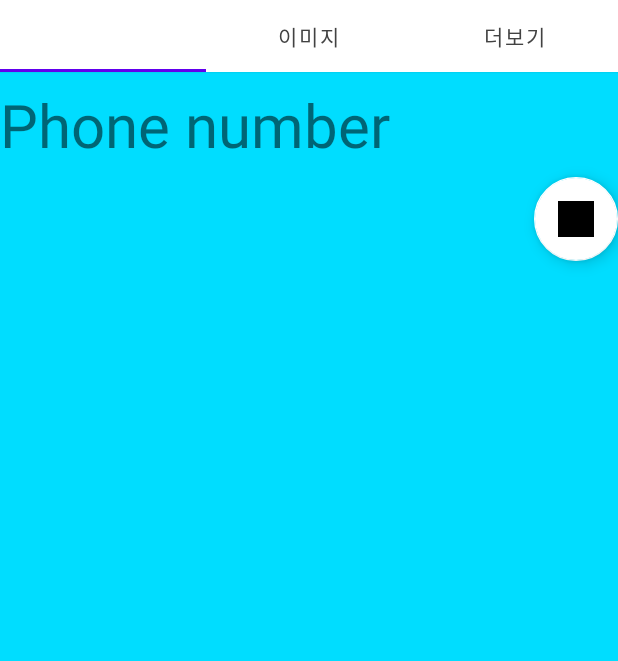
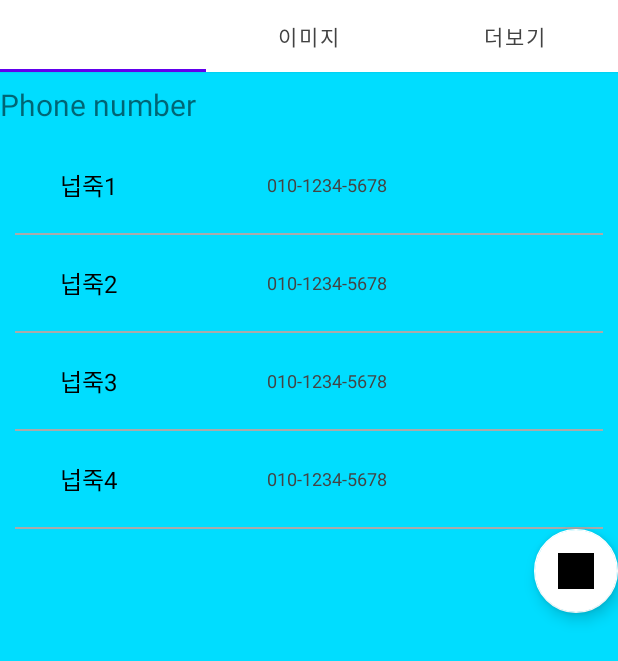
Before and after one commit to jakekang28/Project1, an Android app: the screen it shows after launch (MainActivity), on a phone screen of 412 x 824 dp. Shown: the top 661 px of the screen. Run offline under Robolectric (Android 15) with nearby library versions, the phone set to English and light mode, and no system bars.

Commit message:
tab 1 implementing

```diff
--- a/app/src/main/java/com/example/project1/Fragment1.java
+++ b/app/src/main/java/com/example/project1/Fragment1.java
@@ -52,7 +52,7 @@ public class Fragment1 extends Fragment {
                         Toast.LENGTH_LONG).show();
             }
         });
-
+        prepareData();
         return rootView;
     }
 
--- a/app/src/main/res/layout/fragmentdisplay1.xml
+++ b/app/src/main/res/layout/fragmentdisplay1.xml
@@ -14,7 +14,7 @@
         android:text="Phone number"
         android:layout_marginTop="8dp"
         android:layout_marginBottom="8dp"
-        android:textSize="40sp"/>
+        android:textSize="20sp"/>
 
     <androidx.recyclerview.widget.RecyclerView
         android:id="@+id/recycler_view"
--- a/app/src/main/res/layout/image.xml
+++ b/app/src/main/res/layout/image.xml
@@ -15,6 +15,6 @@
         android:id="@+id/text1"
         android:layout_width="wrap_content"
         android:layout_height="wrap_content"
-        android:textSize="22dp"
+        android:textSize="22dp"  />
     />
 </LinearLayout>
```
